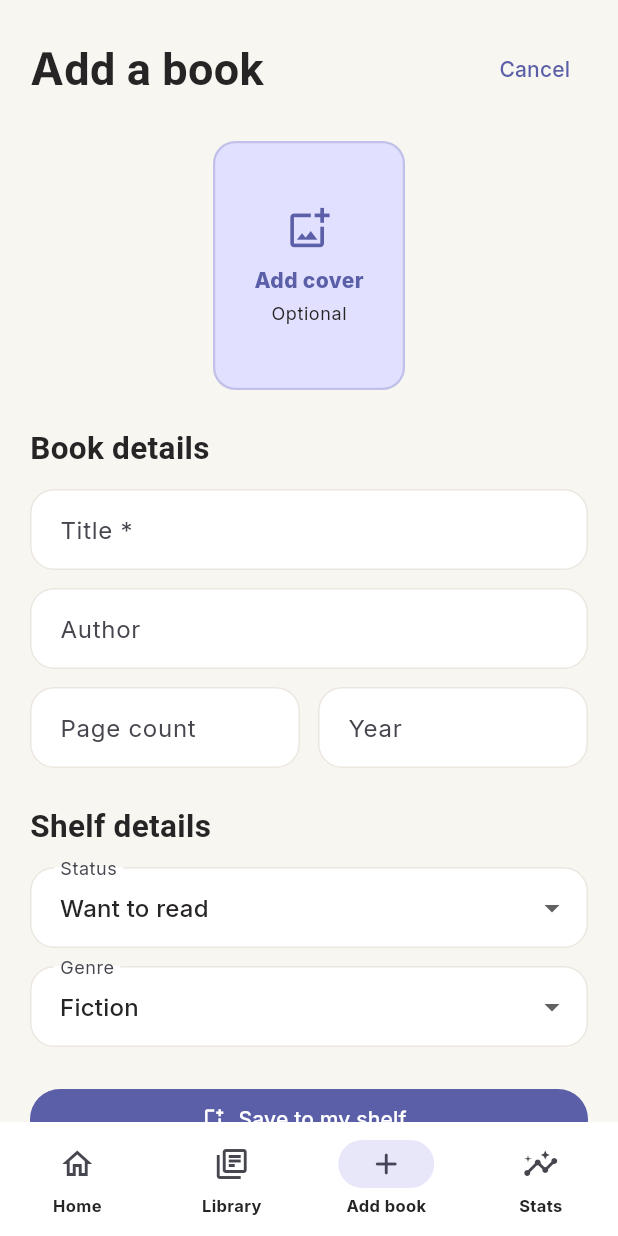
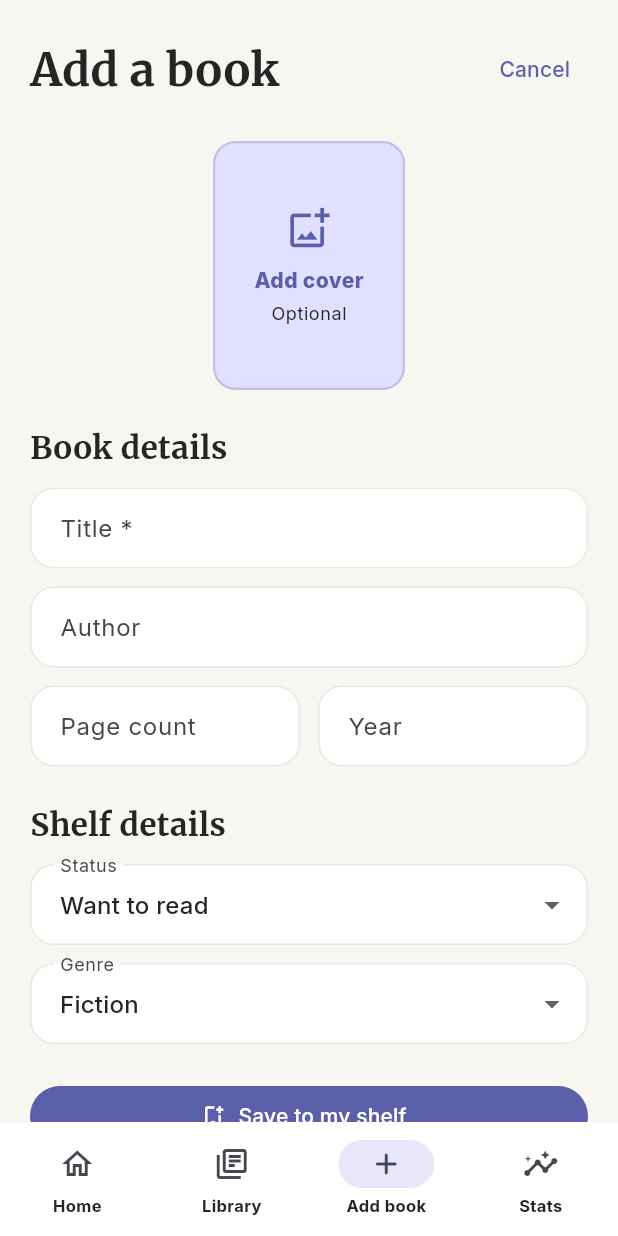
Before and after one commit to andirifqialnurr/book_read_tracker, a Flutter app: the screen it shows after launch, item 2 of the bottom bar chosen, after a tap on the "add" icon, on a phone screen of 412 x 824 dp. Run offline on Flutter 3.47's test engine with Material 3 defaults, Android fonts, the light colour scheme and no system bars; our stand-ins replace flutter_riverpod, google_fonts; Roboto replaces fonts that are missing (Georgia).

Commit message:
Apply theme tokens in shell

```diff
--- a/lib/app/shelf_shell.dart
+++ b/lib/app/shelf_shell.dart
@@ -1,4 +1,7 @@
 import 'package:flutter/material.dart';
+
+import '../core/theme/app_colors.dart';
+import '../core/theme/app_text_styles.dart';
 
 enum BookStatus { wantToRead, reading, finished, dropped }
 
@@ -20,20 +23,20 @@ extension BookStatusCopy on BookStatus {
     switch (this) {
       case BookStatus.wantToRead:
         return brightness == Brightness.light
-            ? const Color(0xff7c6a55)
-            : const Color(0xffd7b995);
+            ? AppColors.wantToReadLight
+            : AppColors.wantToReadDark;
       case BookStatus.reading:
         return brightness == Brightness.light
-            ? const Color(0xff5b5fa8)
-            : const Color(0xffb9b9f1);
+            ? AppColors.readingLight
+            : AppColors.readingDark;
       case BookStatus.finished:
         return brightness == Brightness.light
-            ? const Color(0xff487b66)
-            : const Color(0xffa4d1b7);
+            ? AppColors.finishedLight
+            : AppColors.finishedDark;
       case BookStatus.dropped:
         return brightness == Brightness.light
-            ? const Color(0xffa05c56)
-            : const Color(0xffe0aba4);
+            ? AppColors.droppedLight
+            : AppColors.droppedDark;
     }
   }
 }
@@ -51,8 +54,8 @@ class Book {
     this.review,
     this.startedAt,
     this.finishedAt,
-    this.coverColor = const Color(0xff6b6d9e),
-    this.coverAccent = const Color(0xffd9d6f0),
+    this.coverColor = AppColors.defaultCover,
+    this.coverAccent = AppColors.defaultCoverAccent,
     this.coverIcon = Icons.auto_stories_rounded,
   });
 
@@ -127,8 +130,8 @@ class _ShelfShellState extends State<ShelfShell> {
       totalPages: 432,
       genre: 'Creativity',
       startedAt: DateTime(2026, 8, 12),
-      coverColor: const Color(0xffe07b57),
-      coverAccent: const Color(0xffffdbbe),
+      coverColor: AppColors.coverCoral,
+      coverAccent: AppColors.coverCoralAccent,
       coverIcon: Icons.auto_awesome_rounded,
     ),
     Book(
@@ -142,8 +145,8 @@ class _ShelfShellState extends State<ShelfShell> {
       rating: 4.5,
       review: 'A tender story about friendship, ambition, and the games we build.',
       finishedAt: DateTime(2026, 8, 7),
-      coverColor: const Color(0xff426b70),
-      coverAccent: const Color(0xffc8ebe2),
+      coverColor: AppColors.coverTeal,
+      coverAccent: AppColors.coverTealAccent,
       coverIcon: Icons.gamepad_rounded,
     ),
     Book(
@@ -154,8 +157,8 @@ class _ShelfShellState extends State<ShelfShell> {
       currentPage: 0,
       totalPages: 304,
       genre: 'Fiction',
-      coverColor: const Color(0xff333b77),
-      coverAccent: const Color(0xfff3d99a),
+      coverColor: AppColors.coverNightBlue,
+      coverAccent: AppColors.coverNightBlueAccent,
       coverIcon: Icons.nightlight_round,
     ),
     Book(
@@ -168,8 +171,8 @@ class _ShelfShellState extends State<ShelfShell> {
       genre: 'Productivity',
       rating: 4,
       finishedAt: DateTime(2026, 5, 18),
-      coverColor: const Color(0xff314b65),
-      coverAccent: const Color(0xffb7d2e5),
+      coverColor: AppColors.coverDeepBlue,
+      coverAccent: AppColors.coverDeepBlueAccent,
       coverIcon: Icons.center_focus_strong_rounded,
     ),
     Book(
@@ -180,8 +183,8 @@ class _ShelfShellState extends State<ShelfShell> {
       currentPage: 70,
       totalPages: 408,
       genre: 'Nature',
-      coverColor: const Color(0xff54725f),
-      coverAccent: const Color(0xffd2e5c8),
+      coverColor: AppColors.coverLeaf,
+      coverAccent: AppColors.coverLeafAccent,
       coverIcon: Icons.spa_rounded,
     ),
   ];
@@ -258,7 +261,10 @@ class _ShelfShellState extends State<ShelfShell> {
                 ),
               ),
               const SizedBox(height: 24),
-              Text('Update your progress', style: _serif(context, 24)),
+              Text(
+                'Update your progress',
+                style: AppTextStyles.editorial(context, 24),
+              ),
               const SizedBox(height: 6),
               Text(book.title, style: Theme.of(context).textTheme.bodyMedium),
               const SizedBox(height: 22),
@@ -394,9 +400,19 @@ class HomePage extends StatelessWidget {
                   child: Column(
                     crossAxisAlignment: CrossAxisAlignment.start,
                     children: [
-                      Text('SATURDAY, AUGUST 23', style: _eyebrow(context)),
+                      Text(
+                        'SATURDAY, AUGUST 23',
+                        style: AppTextStyles.eyebrow(context),
+                      ),
                       const SizedBox(height: 8),
-                      Text('Good morning,\nreader.', style: _serif(context, 32, height: 1.04)),
+                      Text(
+                        'Good morning,\nreader.',
+                        style: AppTextStyles.editorial(
+                          context,
+                          32,
+                          height: 1.04,
+                        ),
+                      ),
                     ],
                   ),
                 ),
@@ -499,7 +515,12 @@ class LibraryPage extends StatelessWidget {
           sliver: SliverToBoxAdapter(
             child: Row(
               children: [
-                Expanded(child: Text('Your library', style: _serif(context, 30))),
+                Expanded(
+                  child: Text(
+                    'Your library',
+                    style: AppTextStyles.editorial(context, 30),
+                  ),
+                ),
                 IconButton(onPressed: onAddBook, icon: const Icon(Icons.add_rounded)),
                 IconButton(onPressed: () {}, icon: const Icon(Icons.tune_rounded)),
               ],
@@ -589,9 +610,9 @@ class _AddBookPageState extends State<AddBookPage> {
       return;
     }
     final colors = [
-      [const Color(0xff5b5fa8), const Color(0xffdedcff)],
-      [const Color(0xffd87555), const Color(0xffffd9c4)],
-      [const Color(0xff477765), const Color(0xffd4eddf)],
+      [AppColors.coverIndigo, AppColors.coverIndigoAccent],
+      [AppColors.coverTerracotta, AppColors.coverTerracottaAccent],
+      [AppColors.coverGreen, AppColors.coverGreenAccent],
     ];
     final pair = colors[title.length % colors.length];
     widget.onSave(Book(
@@ -620,7 +641,12 @@ class _AddBookPageState extends State<AddBookPage> {
           sliver: SliverToBoxAdapter(
             child: Row(
               children: [
-                Expanded(child: Text('Add a book', style: _serif(context, 30))),
+                Expanded(
+                  child: Text(
+                    'Add a book',
+                    style: AppTextStyles.editorial(context, 30),
+                  ),
+                ),
                 TextButton(onPressed: widget.onCancel, child: const Text('Cancel')),
               ],
             ),
@@ -634,7 +660,10 @@ class _AddBookPageState extends State<AddBookPage> {
               children: [
                 Center(child: _CoverPicker()),
                 const SizedBox(height: 26),
-                Text('Book details', style: _serif(context, 21)),
+                Text(
+                  'Book details',
+                  style: AppTextStyles.editorial(context, 21),
+                ),
                 const SizedBox(height: 14),
                 TextField(controller: _titleController, textCapitalization: TextCapitalization.words, decoration: const InputDecoration(labelText: 'Title *', hintText: 'What are you reading?')),
                 const SizedBox(height: 12),
@@ -642,7 +671,10 @@ class _AddBookPageState extends State<AddBookPage> {
                 const SizedBox(height: 12),
                 Row(children: [Expanded(child: TextField(controller: _pagesController, keyboardType: TextInputType.number, decoration: const InputDecoration(labelText: 'Page count'))), const SizedBox(width: 12), Expanded(child: TextField(controller: _yearController, keyboardType: TextInputType.number, decoration: const InputDecoration(labelText: 'Year')))]),
                 const SizedBox(height: 26),
-                Text('Shelf details', style: _serif(context, 21)),
+                Text(
+                  'Shelf details',
+                  style: AppTextStyles.editorial(context, 21),
+                ),
                 const SizedBox(height: 14),
                 DropdownButtonFormField<BookStatus>(initialValue: _status, decoration: const InputDecoration(labelText: 'Status'), items: BookStatus.values.map((status) => DropdownMenuItem(value: status, child: Text(status.label))).toList(), onChanged: (value) => setState(() => _status = value ?? _status)),
                 const SizedBox(height: 12),
@@ -680,7 +712,7 @@ class StatsPage extends StatelessWidget {
 
     return CustomScrollView(
       slivers: [
-        SliverPadding(padding: const EdgeInsets.fromLTRB(20, 22, 20, 0), sliver: SliverToBoxAdapter(child: Row(children: [Expanded(child: Text('Reading stats', style: _serif(context, 30))), IconButton(onPressed: () => _showGoalEditor(context, goal, onGoalChanged), icon: const Icon(Icons.edit_outlined))]))),
+        SliverPadding(padding: const EdgeInsets.fromLTRB(20, 22, 20, 0), sliver: SliverToBoxAdapter(child: Row(children: [Expanded(child: Text('Reading stats', style: AppTextStyles.editorial(context, 30))), IconButton(onPressed: () => _showGoalEditor(context, goal, onGoalChanged), icon: const Icon(Icons.edit_outlined))]))),
         SliverPadding(padding: const EdgeInsets.fromLTRB(20, 18, 20, 0), sliver: SliverToBoxAdapter(child: _GoalCard(progress: goal == 0 ? 0.0 : (finishedCount / goal).clamp(0.0, 1.0).toDouble(), count: finishedCount, goal: goal, compact: true))),
         SliverPadding(
           padding: const EdgeInsets.fromLTRB(20, 22, 20, 0),
@@ -697,7 +729,7 @@ class StatsPage extends StatelessWidget {
             ],
           ),
         ),
-        SliverPadding(padding: const EdgeInsets.fromLTRB(20, 30, 20, 0), sliver: SliverToBoxAdapter(child: Text('Books per month', style: _serif(context, 21)))),
+        SliverPadding(padding: const EdgeInsets.fromLTRB(20, 30, 20, 0), sliver: SliverToBoxAdapter(child: Text('Books per month', style: AppTextStyles.editorial(context, 21)))),
         SliverPadding(padding: const EdgeInsets.fromLTRB(20, 14, 20, 30), sliver: SliverToBoxAdapter(child: _BarChart(values: values))),
       ],
     );
@@ -731,7 +763,7 @@ class _BookDetailPageState extends State<BookDetailPage> {
       builder: (sheetContext) => Padding(
         padding: EdgeInsets.fromLTRB(20, 20, 20, MediaQuery.viewInsetsOf(sheetContext).bottom + 24),
         child: Column(mainAxisSize: MainAxisSize.min, crossAxisAlignment: CrossAxisAlignment.start, children: [
-          Text('Update progress', style: _serif(context, 24)),
+          Text('Update progress', style: AppTextStyles.editorial(context, 24)),
           const SizedBox(height: 18),
           TextField(controller: controller, autofocus: true, keyboardType: TextInputType.number, decoration: InputDecoration(labelText: 'Current page', suffixText: _book.totalPages == null ? null : 'of ${_book.totalPages}')),
           const SizedBox(height: 14),
@@ -752,11 +784,14 @@ class _BookDetailPageState extends State<BookDetailPage> {
         child: StatefulBuilder(builder: (context, setSheetState) => SingleChildScrollView(child: Column(crossAxisAlignment: CrossAxisAlignment.start, children: [
           Center(child: Container(width: 42, height: 4, decoration: BoxDecoration(color: Theme.of(context).dividerColor, borderRadius: BorderRadius.circular(8)))),
           const SizedBox(height: 22),
-          Text('A good one to remember.', style: _serif(context, 25)),
+          Text(
+            'A good one to remember.',
+            style: AppTextStyles.editorial(context, 25),
+          ),
           const SizedBox(height: 6),
           Text('How did ${_book.title} feel?', style: Theme.of(context).textTheme.bodyMedium),
           const SizedBox(height: 20),
-          ValueListenableBuilder<double>(valueListenable: rating, builder: (_, value, __) => Row(children: List.generate(5, (index) => IconButton(onPressed: () { rating.value = index + 1.0; setSheetState(() {}); }, iconSize: 31, color: index < value ? const Color(0xffd89547) : Theme.of(context).dividerColor, icon: Icon(index < value ? Icons.star_rounded : Icons.star_outline_rounded))))),
+          ValueListenableBuilder<double>(valueListenable: rating, builder: (_, value, __) => Row(children: List.generate(5, (index) => IconButton(onPressed: () { rating.value = index + 1.0; setSheetState(() {}); }, iconSize: 31, color: index < value ? AppColors.star : Theme.of(context).dividerColor, icon: Icon(index < value ? Icons.star_rounded : Icons.star_outline_rounded))))),
           const SizedBox(height: 8),
           TextField(controller: reviewController, maxLines: 4, textCapitalization: TextCapitalization.sentences, decoration: const InputDecoration(labelText: 'Personal review', hintText: 'A few words for future you...')),
           const SizedBox(height: 16),
@@ -778,11 +813,11 @@ class _BookDetailPageState extends State<BookDetailPage> {
         Row(crossAxisAlignment: CrossAxisAlignment.start, children: [
           _BookCover(book: _book, width: 126, height: 188),
           const SizedBox(width: 18),
-          Expanded(child: Column(crossAxisAlignment: CrossAxisAlignment.start, children: [const SizedBox(height: 5), Text(_book.status.label.toUpperCase(), style: _eyebrow(context, color: statusColor)), const SizedBox(height: 10), Text(_book.title, style: _serif(context, 25, height: 1.08)), const SizedBox(height: 8), Text(_book.author, style: Theme.of(context).textTheme.bodyLarge), const SizedBox(height: 16), Wrap(spacing: 6, runSpacing: 6, children: [Chip(label: Text(_book.genre)), if (_book.totalPages != null) Chip(label: Text('${_book.totalPages} pages'))])])),
+          Expanded(child: Column(crossAxisAlignment: CrossAxisAlignment.start, children: [const SizedBox(height: 5), Text(_book.status.label.toUpperCase(), style: AppTextStyles.eyebrow(context, color: statusColor)), const SizedBox(height: 10), Text(_book.title, style: AppTextStyles.editorial(context, 25, height: 1.08)), const SizedBox(height: 8), Text(_book.author, style: Theme.of(context).textTheme.bodyLarge), const SizedBox(height: 16), Wrap(spacing: 6, runSpacing: 6, children: [Chip(label: Text(_book.genre)), if (_book.totalPages != null) Chip(label: Text('${_book.totalPages} pages'))])])),
         ]),
         const SizedBox(height: 28),
         if (progress != null) ...[
-          Row(mainAxisAlignment: MainAxisAlignment.spaceBetween, children: [Text('Reading progress', style: _serif(context, 20)), Text('${(progress * 100).round()}%', style: const TextStyle(fontWeight: FontWeight.w800))]),
+          Row(mainAxisAlignment: MainAxisAlignment.spaceBetween, children: [Text('Reading progress', style: AppTextStyles.editorial(context, 20)), Text('${(progress * 100).round()}%', style: const TextStyle(fontWeight: FontWeight.w800))]),
           const SizedBox(height: 12),
           ClipRRect(borderRadius: BorderRadius.circular(8), child: LinearProgressIndicator(value: progress, minHeight: 10)),
           const SizedBox(height: 8),
@@ -794,7 +829,7 @@ class _BookDetailPageState extends State<BookDetailPage> {
         _DetailSection(title: 'About this reading', child: Column(children: [if (_book.startedAt != null) _MetaRow(label: 'Started', value: _formatDate(_book.startedAt!)), if (_book.finishedAt != null) _MetaRow(label: 'Finished', value: _formatDate(_book.finishedAt!)), _MetaRow(label: 'Shelf', value: _book.status.label)])),
         if (_book.rating != null || _book.review != null) ...[
           const SizedBox(height: 26),
-          _DetailSection(title: 'Your review', child: Column(crossAxisAlignment: CrossAxisAlignment.start, children: [if (_book.rating != null) Row(children: [const Icon(Icons.star_rounded, color: Color(0xffd89547)), const SizedBox(width: 5), Text('${_book.rating!.toStringAsFixed(1)} / 5', style: const TextStyle(fontWeight: FontWeight.w800))]), if (_book.review != null) ...[const SizedBox(height: 14), Text(_book.review!, style: Theme.of(context).textTheme.bodyLarge?.copyWith(height: 1.55))]])),
+          _DetailSection(title: 'Your review', child: Column(crossAxisAlignment: CrossAxisAlignment.start, children: [if (_book.rating != null) Row(children: [const Icon(Icons.star_rounded, color: AppColors.star), const SizedBox(width: 5), Text('${_book.rating!.toStringAsFixed(1)} / 5', style: const TextStyle(fontWeight: FontWeight.w800))]), if (_book.review != null) ...[const SizedBox(height: 14), Text(_book.review!, style: Theme.of(context).textTheme.bodyLarge?.copyWith(height: 1.55))]])),
         ],
       ]),
     );
@@ -820,7 +855,7 @@ class _ReadingCard extends StatelessWidget {
         child: Row(children: [
           _BookCover(book: book, width: 100, height: 148),
           const SizedBox(width: 14),
-          Expanded(child: Column(crossAxisAlignment: CrossAxisAlignment.start, mainAxisAlignment: MainAxisAlignment.center, children: [Text(book.title, maxLines: 2, overflow: TextOverflow.ellipsis, style: _serif(context, 19, height: 1.1)), const SizedBox(height: 6), Text(book.author, maxLines: 1, overflow: TextOverflow.ellipsis, style: Theme.of(context).textTheme.bodySmall), const Spacer(), Row(mainAxisAlignment: MainAxisAlignment.spaceBetween, children: [Text('${(progress * 100).round()}%', style: const TextStyle(fontWeight: FontWeight.w800)), Text('${book.currentPage}/${book.totalPages}', style: Theme.of(context).textTheme.bodySmall)]), const SizedBox(height: 7), ClipRRect(borderRadius: BorderRadius.circular(5), child: LinearProgressIndicator(value: progress, minHeight: 7)), const SizedBox(height: 12), SizedBox(width: double.infinity, height: 34, child: OutlinedButton(onPressed: onUpdate, child: const Text('Update')))])),
+          Expanded(child: Column(crossAxisAlignment: CrossAxisAlignment.start, mainAxisAlignment: MainAxisAlignment.center, children: [Text(book.title, maxLines: 2, overflow: TextOverflow.ellipsis, style: AppTextStyles.editorial(context, 19, height: 1.1)), const SizedBox(height: 6), Text(book.author, maxLines: 1, overflow: TextOverflow.ellipsis, style: Theme.of(context).textTheme.bodySmall), const Spacer(), Row(mainAxisAlignment: MainAxisAlignment.spaceBetween, children: [Text('${(progress * 100).round()}%', style: const TextStyle(fontWeight: FontWeight.w800)), Text('${book.currentPage}/${book.totalPages}', style: Theme.of(context).textTheme.bodySmall)]), const SizedBox(height: 7), ClipRRect(borderRadius: BorderRadius.circular(5), child: LinearProgressIndicator(value: progress, minHeight: 7)), const SizedBox(height: 12), SizedBox(width: double.infinity, height: 34, child: OutlinedButton(onPressed: onUpdate, child: const Text('Update')))])),
         ]),
       ),
     );
@@ -867,7 +902,7 @@ class _FinishedRow extends StatelessWidget {
                         const Icon(
                           Icons.star_rounded,
                           size: 15,
-                          color: Color(0xffd89547),
+                          color: AppColors.star,
                         ),
                         const SizedBox(width: 3),
                         Text(
@@ -987,7 +1022,7 @@ class _SectionHeader extends StatelessWidget {
   final VoidCallback onAction;
 
   @override
-  Widget build(BuildContext context) => Row(children: [Expanded(child: Text(title, style: _serif(context, 21))), TextButton(onPressed: onAction, child: Text(actionLabel))]);
+  Widget build(BuildContext context) => Row(children: [Expanded(child: Text(title, style: AppTextStyles.editorial(context, 21))), TextButton(onPressed: onAction, child: Text(actionLabel))]);
 }
 
 class _EmptyReadingCard extends StatelessWidget {
@@ -1024,7 +1059,10 @@ class _NoResults extends StatelessWidget {
                 color: Theme.of(context).colorScheme.primary,
               ),
               const SizedBox(height: 14),
-              Text('No books found', style: _serif(context, 21)),
+              Text(
+                'No books found',
+                style: AppTextStyles.editorial(context, 21),
+              ),
               const SizedBox(height: 5),
               Text(
                 query.isEmpty
@@ -1045,7 +1083,7 @@ class _DetailSection extends StatelessWidget {
   final Widget child;
 
   @override
-  Widget build(BuildContext context) => Column(crossAxisAlignment: CrossAxisAlignment.start, children: [Text(title, style: _serif(context, 20)), const SizedBox(height: 12), Container(width: double.infinity, padding: const EdgeInsets.all(16), decoration: BoxDecoration(color: Theme.of(context).colorScheme.surface, borderRadius: BorderRadius.circular(18), border: Border.all(color: Theme.of(context).dividerColor)), child: child)]);
+  Widget build(BuildContext context) => Column(crossAxisAlignment: CrossAxisAlignment.start, children: [Text(title, style: AppTextStyles.editorial(context, 20)), const SizedBox(height: 12), Container(width: double.infinity, padding: const EdgeInsets.all(16), decoration: BoxDecoration(color: Theme.of(context).colorScheme.surface, borderRadius: BorderRadius.circular(18), border: Border.all(color: Theme.of(context).dividerColor)), child: child)]);
 }
 
 class _MetaRow extends StatelessWidget {
@@ -1079,10 +1117,6 @@ class _BarChart extends StatelessWidget {
   }
 }
 
-TextStyle _serif(BuildContext context, double size, {double height = 1.2}) => TextStyle(fontFamily: 'Georgia', fontSize: size, height: height, fontWeight: FontWeight.w700, color: Theme.of(context).colorScheme.onSurface);
-
-TextStyle _eyebrow(BuildContext context, {Color? color}) => TextStyle(color: color ?? Theme.of(context).colorScheme.primary, fontSize: 10, fontWeight: FontWeight.w800, letterSpacing: 1.4);
-
 String _formatDate(DateTime date) => '${date.day.toString().padLeft(2, '0')} ${_month(date.month)} ${date.year}';
 
 String _month(int month) => const ['Jan', 'Feb', 'Mar', 'Apr', 'May', 'Jun', 'Jul', 'Aug', 'Sep', 'Oct', 'Nov', 'Dec'][month - 1];
@@ -1094,6 +1128,6 @@ String _formatNumber(int value) {
 
 Future<void> _showGoalEditor(BuildContext context, int current, ValueChanged<int> onChanged) async {
   final controller = TextEditingController(text: '$current');
-  await showDialog<void>(context: context, builder: (dialogContext) => AlertDialog(title: Text('Annual goal', style: _serif(context, 22)), content: TextField(controller: controller, keyboardType: TextInputType.number, decoration: const InputDecoration(labelText: 'Books to finish in 2026')), actions: [TextButton(onPressed: () => Navigator.pop(dialogContext), child: const Text('Cancel')), FilledButton(onPressed: () { final goal = (int.tryParse(controller.text) ?? current).clamp(1, 999).toInt(); onChanged(goal); Navigator.pop(dialogContext); }, child: const Text('Save'))]));
+  await showDialog<void>(context: context, builder: (dialogContext) => AlertDialog(title: Text('Annual goal', style: AppTextStyles.editorial(context, 22)), content: TextField(controller: controller, keyboardType: TextInputType.number, decoration: const InputDecoration(labelText: 'Books to finish in 2026')), actions: [TextButton(onPressed: () => Navigator.pop(dialogContext), child: const Text('Cancel')), FilledButton(onPressed: () { final goal = (int.tryParse(controller.text) ?? current).clamp(1, 999).toInt(); onChanged(goal); Navigator.pop(dialogContext); }, child: const Text('Save'))]));
   controller.dispose();
 }
--- a/lib/core/theme/app_text_styles.dart
+++ b/lib/core/theme/app_text_styles.dart
@@ -6,6 +6,14 @@ class AppTextStyles {
 
   static TextTheme textTheme(Brightness brightness, Color onSurface) {
     final base = ThemeData(brightness: brightness).textTheme;
+    if (!GoogleFonts.config.allowRuntimeFetching) {
+      return base.apply(
+        fontFamily: 'Inter',
+        bodyColor: onSurface,
+        displayColor: onSurface,
+      );
+    }
+
     return GoogleFonts.interTextTheme(base).apply(
       bodyColor: onSurface,
       displayColor: onSurface,
@@ -19,6 +27,16 @@ class AppTextStyles {
     FontWeight fontWeight = FontWeight.w700,
     Color? color,
   }) {
+    if (!GoogleFonts.config.allowRuntimeFetching) {
+      return TextStyle(
+        fontFamily: 'Merriweather',
+        fontSize: size,
+        height: height,
+        fontWeight: fontWeight,
+        color: color ?? Theme.of(context).colorScheme.onSurface,
+      );
+    }
+
     return GoogleFonts.merriweather(
       fontSize: size,
       height: height,
@@ -28,6 +46,17 @@ class AppTextStyles {
   }
 
   static TextStyle eyebrow(BuildContext context, {Color? color}) {
+    if (!GoogleFonts.config.allowRuntimeFetching) {
+      return TextStyle(
+        fontFamily: 'Inter',
+        color: color ?? Theme.of(context).colorScheme.primary,
+        fontSize: 10,
+        fontWeight: FontWeight.w800,
+        height: 1,
+        letterSpacing: 1.4,
+      );
+    }
+
     return GoogleFonts.inter(
       color: color ?? Theme.of(context).colorScheme.primary,
       fontSize: 10,
```
Also changed, not shown: 3 other files.
